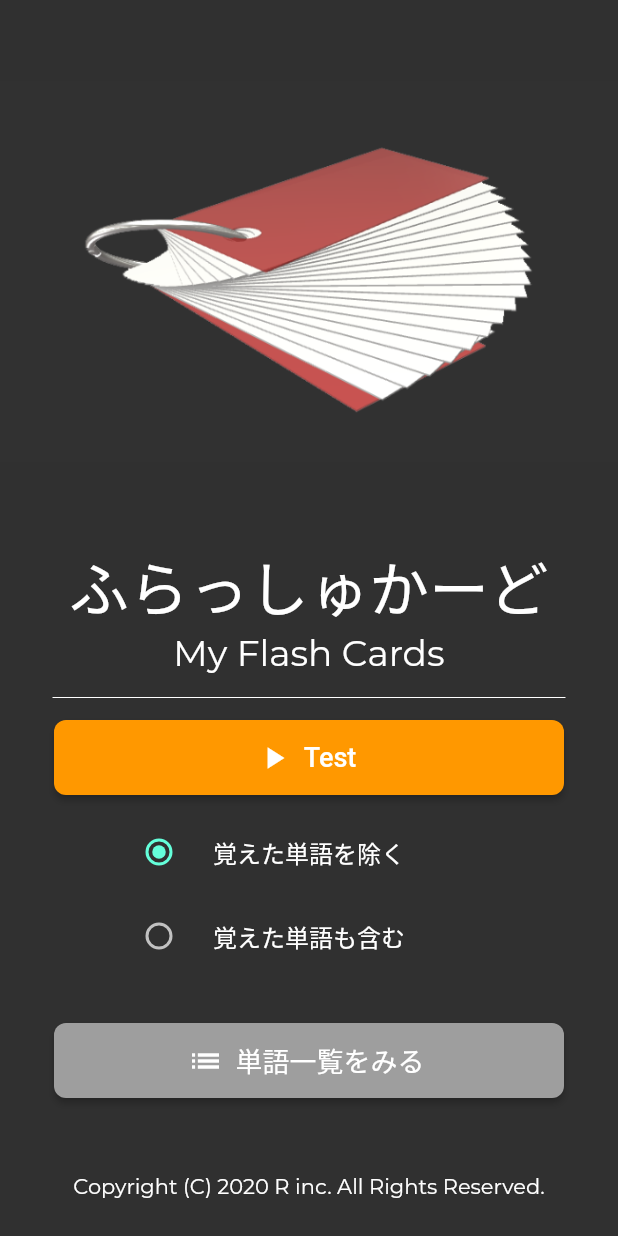
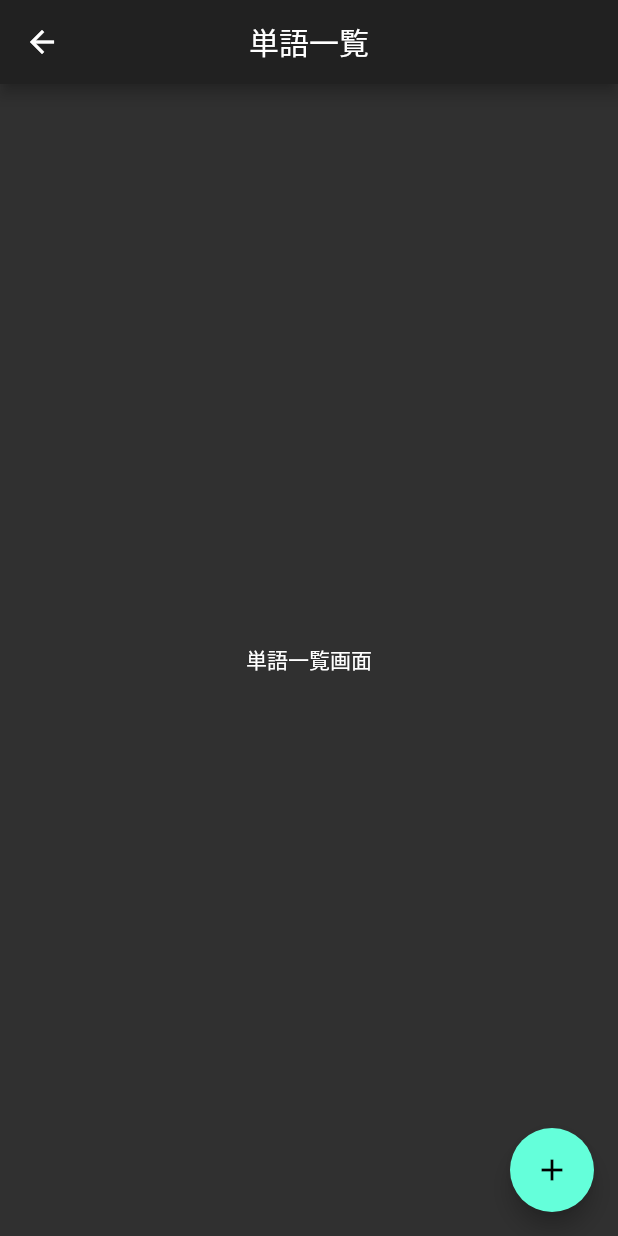
Before and after one commit to RYgithub1/my_own_flashcard_v0, a Flutter app: the screen it shows after launch, after a tap on "単語一覧をみる", on a phone screen of 412 x 824 dp. Run offline on Flutter 3.47's test engine with Material 2 defaults, Android fonts, the phone set to English and light mode, and no system bars; our stand-ins replace moor; missing offline and left inert: dart:ffi, dart:html; generated files the repository leaves out were written again; Roboto replaces fonts that are missing (Lanobe).

Commit message:
fix_testScreen

```diff
--- a/lib/screens/home_screen.dart
+++ b/lib/screens/home_screen.dart
@@ -1,5 +1,9 @@
+import 'dart:ffi';
+
 import 'package:flutter/material.dart';
 import 'package:my_own_flashcard_v0/parts/button_with_icon.dart';
+import 'package:my_own_flashcard_v0/screens/test_screen.dart';
+import 'package:my_own_flashcard_v0/screens/word_list_screen.dart';
 // import 'dart:html';
 
 
@@ -15,7 +19,7 @@ class _HomeScreenState extends State<HomeScreen> {
   bool isIncludedMemorizedWords = false;  // 暗記した単語を含めるかのbool用
 
 
-  // +++++++++++++++++++++++++++++++++++++++++++++
+  // 【Method】+++++++++++++++++++++++++++++++++++++++++++++
   @override
   Widget build(BuildContext context) {
     return Scaffold(
@@ -34,7 +38,9 @@ class _HomeScreenState extends State<HomeScreen> {
             // ----- テストボタン -----
             // 各々引数へ渡してあげるために設定
             ButtonWithIcon(
-              onPressed: () => print("テスト"),  // TODO:テスト
+              // onPressed: () => print("テスト"),
+              // onPressed: () => _startTestScreen(),
+              onPressed: () => _startTestScreen(context),  // 押下してテスト画面へ遷移
               icon: Icon(Icons.play_arrow),
               label: "Test",
               color: Colors.orange,
@@ -45,7 +51,9 @@ class _HomeScreenState extends State<HomeScreen> {
             SizedBox(height: 30.0), // デザインゆえボックススペース挿入
             // ----- 単語一覧ボタン -----
             ButtonWithIcon(
-              onPressed: () => print("単語一覧"),  // TODO:一覧
+              // onPressed: () => print("単語一覧"),
+              // onPressed: () => _startWordListScreen(),
+              onPressed: () => _startWordListScreen(context),  // 押下して単語一覧画面へ遷移
               icon: Icon(Icons.list),
               label: "単語一覧をみる",
               color: Colors.grey,
@@ -101,14 +109,38 @@ class _HomeScreenState extends State<HomeScreen> {
     );
   }
 
-  // Widget _onRadioSelected() { // ラジオボタン押下、押されるものが変わるを表す
-  Widget _onRadioSelected(value) {  // value引数受ける
+
+  // 【Supplymentary Method】++++++++++++++++++++++++++++++++++++++++++++++++++++++++
+  // ラジオボタン押下、押されるものが変わるを表す
+  // Widget _onRadioSelected() {
+  // Widget _onRadioSelected(value) {  // value引数受ける
+  void _onRadioSelected(value) {  // value引数受ける
     setState(() {
       isIncludedMemorizedWords = value; // groupValueの値を変えたげる
       print("ラジオで$valueを選択");
     });
   }
 
+  // 単語一覧画面へ遷移
+  // void _startWordListScreen() {
+  void _startWordListScreen(BuildContext context) {  // added 1 awgument
+    // Navigator.push(context, route);
+    Navigator.push(
+      context,
+      MaterialPageRoute(builder: (context) => WordListScreen(),),  // 引数渡さないので書かず、次画面でもコンストラクタ不要
+    );
+  }
+
+  // テスト画面へ遷移
+  // _startTestScreen() {}
+  void _startTestScreen(BuildContext context) {
+    Navigator.push(
+      context,
+      // MaterialPageRoute(builder: (context) => TestScreen(),),  // 引数を次画面で渡す
+      MaterialPageRoute(builder: (context) => TestScreen(isIncludedMemorizedWords: isIncludedMemorizedWords,),),
+    );
+  }
+
 
 
 
--- /dev/null
+++ b/lib/screens/word_list_screen.dart
@@ -0,0 +1,48 @@
+import 'package:flutter/material.dart';
+import 'package:my_own_flashcard_v0/screens/edit_screen.dart';
+
+
+
+class WordListScreen extends StatefulWidget {
+  @override
+  _WordListScreenState createState() => _WordListScreenState();
+}
+
+class _WordListScreenState extends State<WordListScreen> {
+
+
+  // ++++++++++++++++++++++++++++++++++++++++++
+  @override
+  Widget build(BuildContext context) {
+    return Scaffold(
+      appBar: AppBar(
+        title: Text("単語一覧"),
+        centerTitle: true,
+      ),
+      floatingActionButton: FloatingActionButton(  // "FAB"
+        // onPressed: () =>  print("FAB"),
+        onPressed: () =>  _addNewWord(),
+        child: Icon(Icons.add),
+        tooltip: "新しい単語の登録",
+        hoverColor: Colors.blue,
+      ),
+      body: Center(child: Text("単語一覧画面")),
+    );
+  }
+
+
+  // ++++++++++++++++++++++++++++++++++++++++++
+  // FloatingButtonでの往来
+  void _addNewWord() {
+    // push()で重ねてるのでpush()でなく除くpop()。
+    // 登録情報を、全画面home_screenに反映する必要がある ->pushReplacementで「往来」
+    Navigator.pushReplacement(
+      context,
+      MaterialPageRoute(builder: (context) => EditScreen(),),  // 定形パターン
+    );
+  }
+
+
+
+
+}
```
Also changed, not shown: lib/db/database.dart (added, +46 -0 lines), lib/screens/edit_screen.dart (added, +111 -0 lines), lib/screens/test_screen.dart (added, +30 -0 lines), pubspec.yaml (+7 -0 lines), pubspec.lock, 3 other files.
